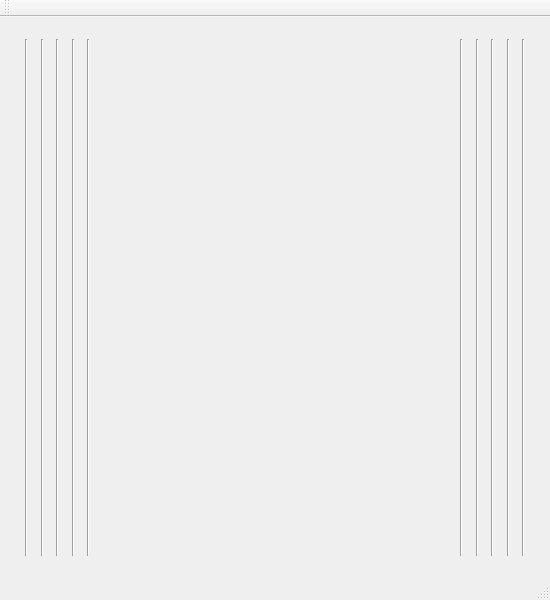
First picture: the form in mainwindow.ui, repository flyfire2002/ProgressionStrip, before the edit.
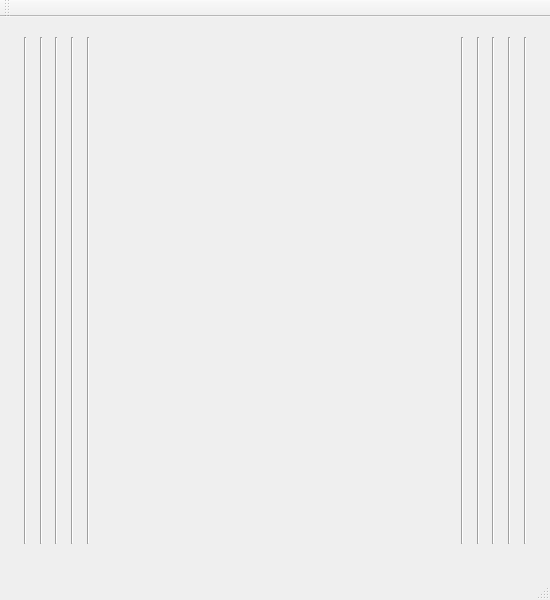
Second picture: the form after the edit.

```diff
--- a/mainwindow.ui
+++ b/mainwindow.ui
@@ -38,9 +38,27 @@
      <verstretch>0</verstretch>
     </sizepolicy>
    </property>
-   <layout class="QVBoxLayout" name="verticalLayout">
-    <item>
-     <widget class="QFrame" name="verticalFrame">
+   <widget class="QFrame" name="stageBarFrame">
+    <property name="geometry">
+     <rect>
+      <x>9</x>
+      <y>9</y>
+      <width>532</width>
+      <height>529</height>
+     </rect>
+    </property>
+    <property name="minimumSize">
+     <size>
+      <width>532</width>
+      <height>0</height>
+     </size>
+    </property>
+    <property name="maximumSize">
+     <size>
+      <width>532</width>
+      <height>16777215</height>
+     </size>
+    </property>
       <layout class="QHBoxLayout" name="horizontalLayout">
        <item>
         <widget class="Line" name="leftBar1">
@@ -187,8 +205,6 @@
        </item>
       </layout>
      </widget>
-    </item>
-   </layout>
   </widget>
   <widget class="QMenuBar" name="menuBar">
    <property name="geometry">
```
Lines whose indentation alone changed are shown as unchanged.
